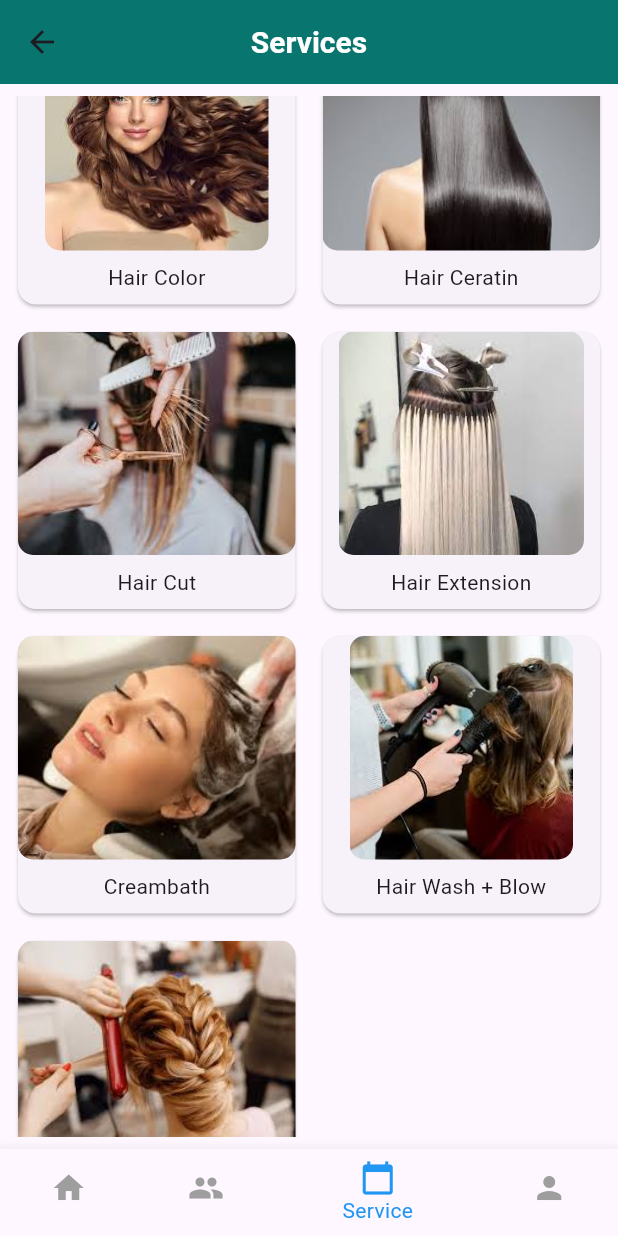
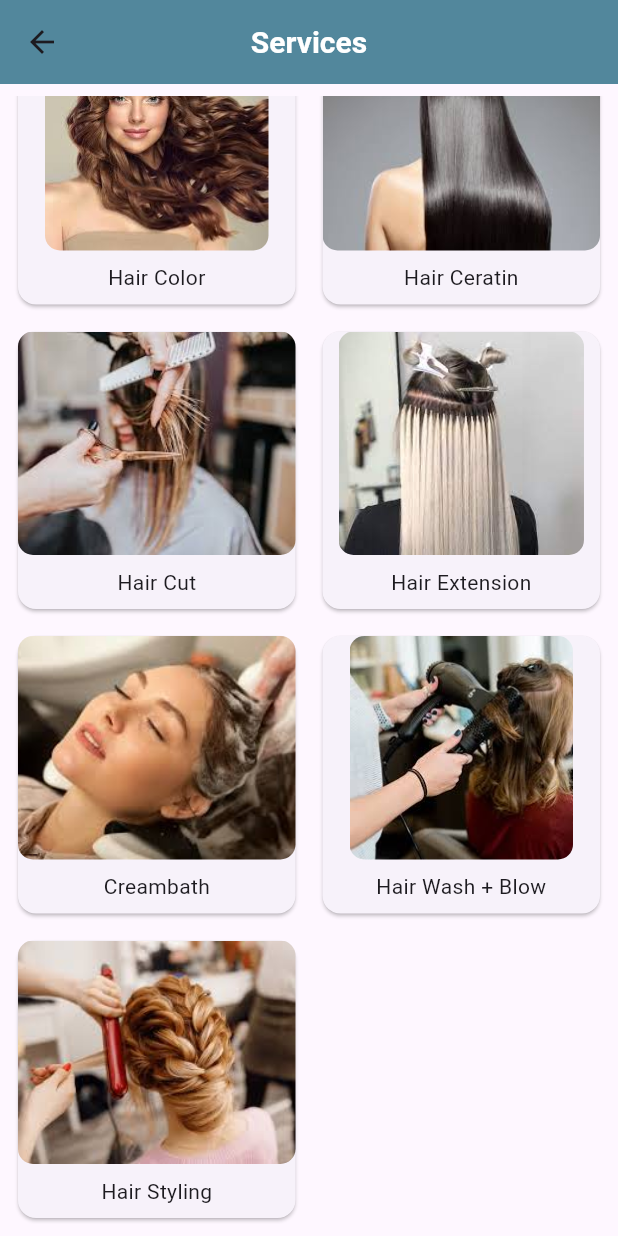
Before and after one commit to TesyaKell/3_A_Salon, a Flutter app: the ServicesPage screen opened directly, scrolled down 50 dp, on a phone screen of 412 x 824 dp. Run offline on Flutter 3.47's test engine with Material 3 defaults, Android fonts, the phone set to English and light mode, and no system bars.

Commit message:
merge ela, deta, myself

```diff
--- a/lib/View/login.dart
+++ b/lib/View/login.dart
@@ -21,7 +21,7 @@ class _LoginViewState extends State<LoginView> {
     Map? dataForm = widget.data;
 
     return Scaffold(
-      backgroundColor: const Color.fromARGB(255, 72, 148, 175),
+      backgroundColor: const Color.fromRGBO(80, 140, 155, 1),
       resizeToAvoidBottomInset: true,
       body: SafeArea(
         child: SingleChildScrollView(
@@ -121,7 +121,8 @@ class _LoginViewState extends State<LoginView> {
                                     Navigator.push(
                                       context,
                                       MaterialPageRoute(
-                                          builder: (_) => const HomeView()),
+                                          builder: (context) =>
+                                              HomeView(data: dataForm)),
                                     );
                                   } else {
                                     showDialog(
--- a/lib/View/view_layanan.dart
+++ b/lib/View/view_layanan.dart
@@ -25,7 +25,7 @@ class ServicesPage extends StatelessWidget {
           ),
         ),
         centerTitle: true,
-        backgroundColor: const Color(0xFF00796B),
+        backgroundColor: const Color.fromRGBO(80, 140, 155, 1),
       ),
       body: Padding(
         padding: const EdgeInsets.all(8.0),
@@ -70,33 +70,6 @@ class ServicesPage extends StatelessWidget {
           },
         ),
       ),
-
-      bottomNavigationBar: BottomNavigationBar(
-        items: const <BottomNavigationBarItem>[
-          BottomNavigationBarItem(
-            icon: Icon(Icons.home),
-            label: 'Home',
-          ),
-          BottomNavigationBarItem(
-            icon: Icon(Icons.people),
-            label: 'Barber',
-          ),
-          BottomNavigationBarItem(
-            icon: Icon(Icons.calendar_today),
-            label: 'Service',
-          ),
-          BottomNavigationBarItem(
-            icon: Icon(Icons.person),
-            label: 'Account',
-          ),
-        ],
-        currentIndex: 2,
-        selectedItemColor: Colors.blue,
-        unselectedItemColor: Colors.grey,
-        onTap: (index) {
-          print("Selected Index: $index");
-        },
-      ),
     );
   }
 }
```
Also changed, not shown: lib/View/home.dart (added, +62 -0 lines), lib/View/profil.dart (+7 -31 lines).
